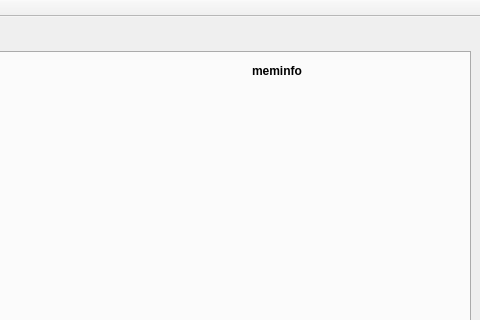
gwolf/clase-sistop-2017-01, file proyectos/Penserbjorne/MonitorSistema/MonitorSistema_Aplicacion/mainwindow.ui: the form before one commit; both pictures show x 320 to 800 and y 0 to 320 of the 800 by 600 pixel window.
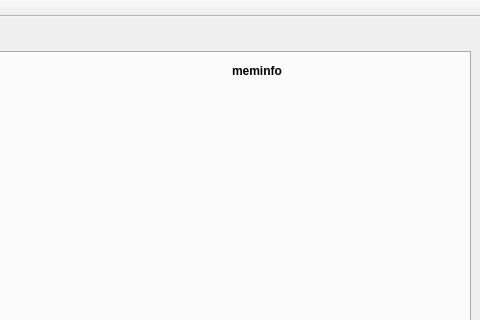
The form after the commit. The open tabs and pages were chosen to show the change. Icons and pictures are not drawn.

Commit message: Se añadio monitoreo de memoria. Faltan graficos. Se añadio mutex. Se añadio un temporizador a un hilo para la memoria.

The edit to the form file:
```diff
--- a/proyectos/Penserbjorne/MonitorSistema/MonitorSistema_Aplicacion/mainwindow.ui
+++ b/proyectos/Penserbjorne/MonitorSistema/MonitorSistema_Aplicacion/mainwindow.ui
@@ -296,9 +296,9 @@
      <widget class="QPlainTextEdit" name="txt_memoria">
       <property name="geometry">
        <rect>
-        <x>560</x>
+        <x>540</x>
         <y>30</y>
-        <width>201</width>
+        <width>221</width>
         <height>481</height>
        </rect>
       </property>
@@ -373,7 +373,7 @@
      <widget class="QLabel" name="lbl_meminfo">
       <property name="geometry">
        <rect>
-        <x>560</x>
+        <x>540</x>
         <y>10</y>
         <width>71</width>
         <height>16</height>
```
Left out of the diff: 2 changed lines with no effect on the pictures.
